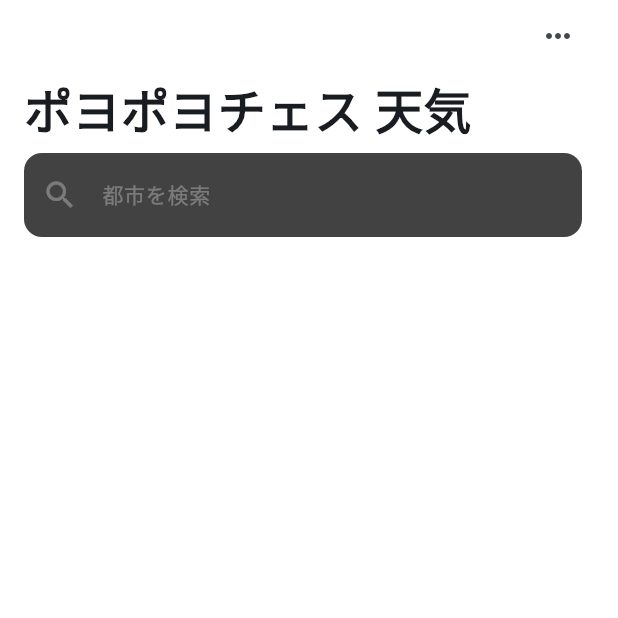
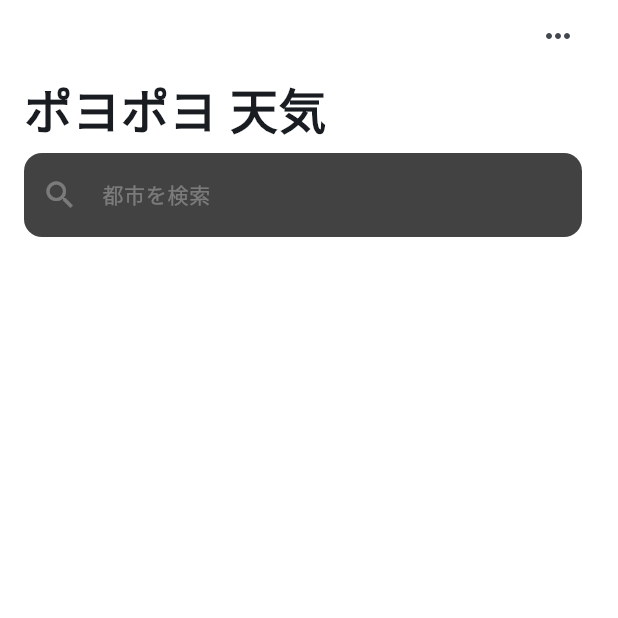
Before and after one commit to sayhellotogithub/poyopoyo_weather, a Flutter app: the screen it shows after launch, on a phone screen of 412 x 824 dp, the top half of it. Run offline on Flutter 3.47's test engine with Material 3 defaults, Android fonts, the phone set to English and light mode, and no system bars; our stand-ins replace cached_network_image, dio, fl_chart, flutter_dotenv, flutter_riverpod, go_router and 2 more.

Commit message:
1.optimize app title 2.optimize theme

```diff
--- a/lib/l10n/app_ja.arb
+++ b/lib/l10n/app_ja.arb
@@ -1,6 +1,6 @@
 {
   "@@locale": "ja",
-  "appTitle": "ポヨポヨチェス 天気",
+  "appTitle": "ポヨポヨ 天気",
   "settings": "設定",
   "theme_setting": "🌗 テーマ設定",
   "language_setting": "🌐 言語設定",
--- a/lib/l10n/app_localizations_ja.dart
+++ b/lib/l10n/app_localizations_ja.dart
@@ -9,7 +9,7 @@ class AppLocalizationsJa extends AppLocalizations {
   AppLocalizationsJa([String locale = 'ja']) : super(locale);
 
   @override
-  String get appTitle => 'ポヨポヨチェス 天気';
+  String get appTitle => 'ポヨポヨ 天気';
 
   @override
   String get settings => '設定';
--- a/lib/presentation/providers/theme_providers.dart
+++ b/lib/presentation/providers/theme_providers.dart
@@ -3,8 +3,6 @@
 // Date: 2025/07/18
 // Description:
 // -------------------------------------------------------------------
-import 'dart:ui';
-
 import 'package:flutter/material.dart';
 import 'package:flutter_riverpod/flutter_riverpod.dart';
 import 'package:poyopoyo_weather/domain/repositories/theme_repository.dart';
@@ -20,19 +18,15 @@ final themePrefsProvider = Provider<ThemeRepository>((ref) {
   return ThemeRepositoryImpl();
 });
 
-/// 当前使用的主题数据（可切换返回不同 ThemeData）
 final customThemeProvider = Provider<ThemeData>((ref) {
   final mode = ref.watch(themeModeProvider);
-  switch (mode) {
-    case ThemeMode.dark:
-      return AppTheme.darkTheme;
-    case ThemeMode.light:
-      return AppTheme.lightTheme;
-    case ThemeMode.system:
-    default:
-      final brightness = PlatformDispatcher.instance.platformBrightness;
-      return brightness == Brightness.dark
+  return switch (mode) {
+    ThemeMode.light => AppTheme.lightTheme,
+    ThemeMode.dark => AppTheme.darkTheme,
+    ThemeMode.system =>
+      WidgetsBinding.instance.platformDispatcher.platformBrightness ==
+              Brightness.dark
           ? AppTheme.darkTheme
-          : AppTheme.lightTheme;
-  }
+          : AppTheme.lightTheme,
+  };
 });
--- a/lib/weather_app.dart
+++ b/lib/weather_app.dart
@@ -6,7 +6,6 @@
 import 'package:flutter/material.dart';
 import 'package:flutter_localizations/flutter_localizations.dart';
 import 'package:flutter_riverpod/flutter_riverpod.dart';
-import 'package:flutter_screenutil/flutter_screenutil.dart';
 import 'package:poyopoyo_weather/presentation/providers/locale_provider.dart';
 import 'package:poyopoyo_weather/presentation/providers/theme_providers.dart';
 import 'package:poyopoyo_weather/presentation/routes/app_router.dart';
@@ -18,11 +17,6 @@ class WeatherApp extends ConsumerWidget {
 
   @override
   Widget build(BuildContext context, WidgetRef ref) {
-    return ScreenUtilInit(
-      designSize: const Size(375, 812),
-      minTextAdapt: true,
-      splitScreenMode: true,
-      builder: (context, child) {
     return MaterialApp.router(
       title: AppLocalizations.of(context)?.appTitle,
       localizationsDelegates: const [
@@ -37,7 +31,5 @@ class WeatherApp extends ConsumerWidget {
       theme: ref.watch(customThemeProvider),
       routerConfig: router,
     );
-      },
-    );
   }
 }
--- a/pubspec.yaml
+++ b/pubspec.yaml
@@ -45,7 +45,6 @@ dependencies:
   cupertino_icons: ^1.0.8
   go_router: ^14.8.1
   animations: ^2.0.11
-  flutter_screenutil: ^5.9.3
   flutter_dotenv: ^5.2.1
   logger: ^2.5.0
   cached_network_image: ^3.4.1
```
Also changed, not shown: lib/presentation/theme/app_theme.dart (+17 -0 lines), pubspec.lock, 5 other files. Lines whose indentation alone changed are shown as unchanged.
